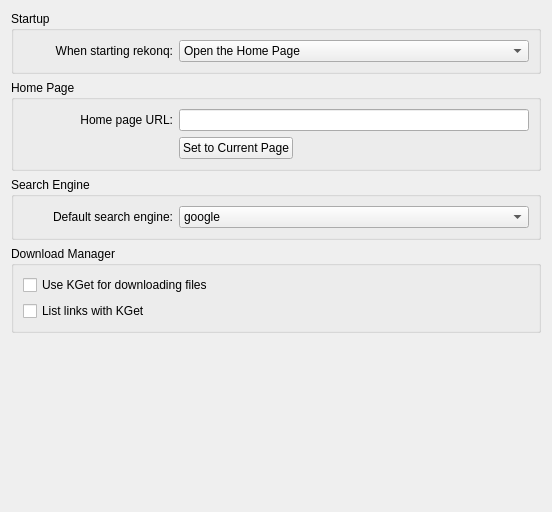
Before: the Qt Designer form src/settings/settings_general.ui in KDE/rekonq, drawn with Qt 5.
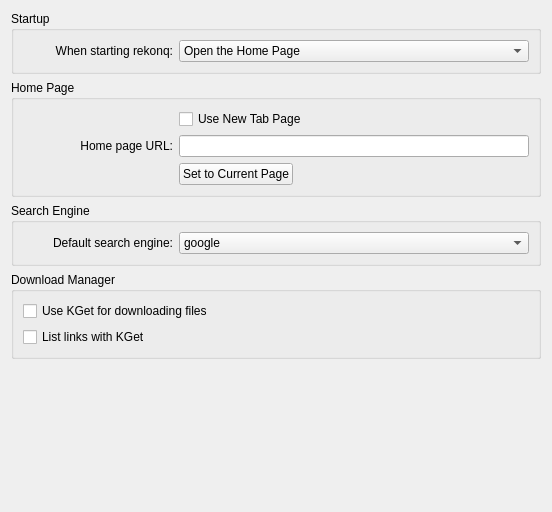
After: the same form once the commit is applied. Custom widgets are drawn as their Qt base class.

Commit message:
Add option to choose new tab page as home page
BUG:235106

```diff
--- a/src/settings/settings_general.ui
+++ b/src/settings/settings_general.ui
@@ -79,7 +79,7 @@
       <string>Home Page</string>
      </property>
      <layout class="QFormLayout" name="formLayout_2">
-      <item row="0" column="0">
+      <item row="1" column="0">
        <widget class="QLabel" name="label_2">
         <property name="sizePolicy">
          <sizepolicy hsizetype="Fixed" vsizetype="Preferred">
@@ -101,7 +101,7 @@
         </property>
        </widget>
       </item>
-      <item row="0" column="1">
+      <item row="1" column="1">
        <widget class="KLineEdit" name="kcfg_homePage">
         <property name="enabled">
          <bool>true</bool>
@@ -114,7 +114,7 @@
         </property>
        </widget>
       </item>
-      <item row="1" column="1">
+      <item row="2" column="1">
        <layout class="QHBoxLayout" name="horizontalLayout_3">
         <item>
          <widget class="QPushButton" name="setHomeToCurrentPageButton">
@@ -138,6 +138,13 @@
         </item>
        </layout>
       </item>
+      <item row="0" column="1">
+       <widget class="QCheckBox" name="kcfg_useNewTabPage">
+        <property name="text">
+         <string>Use New Tab Page</string>
+        </property>
+       </widget>
+      </item>
      </layout>
     </widget>
    </item>
```
The commit also changes 4 other files.
